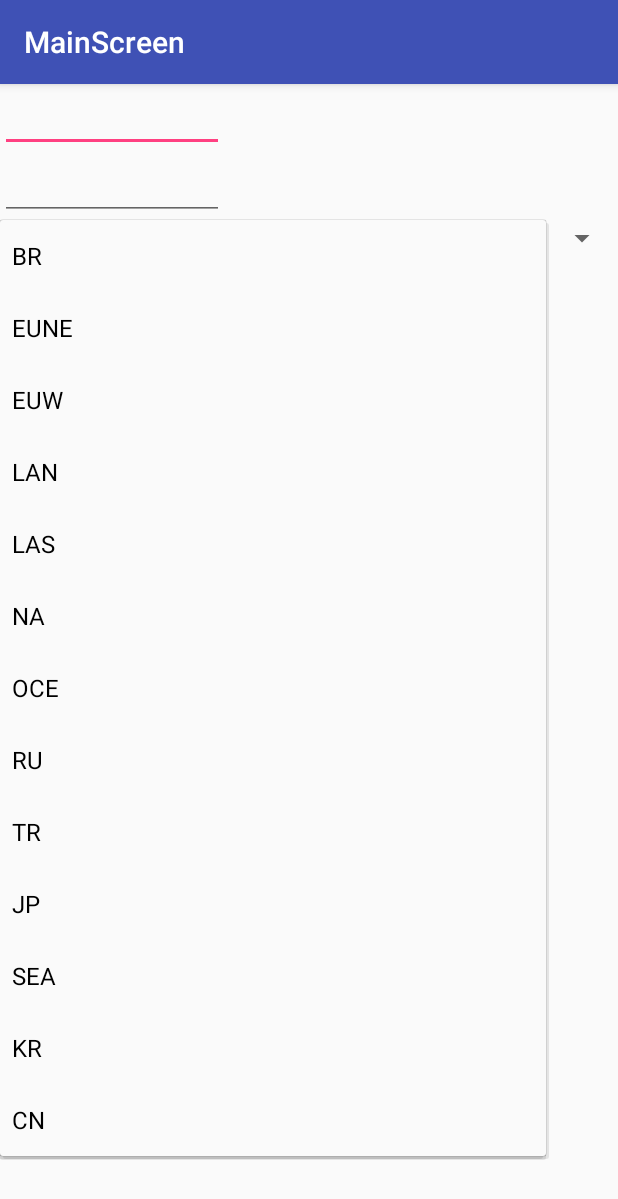
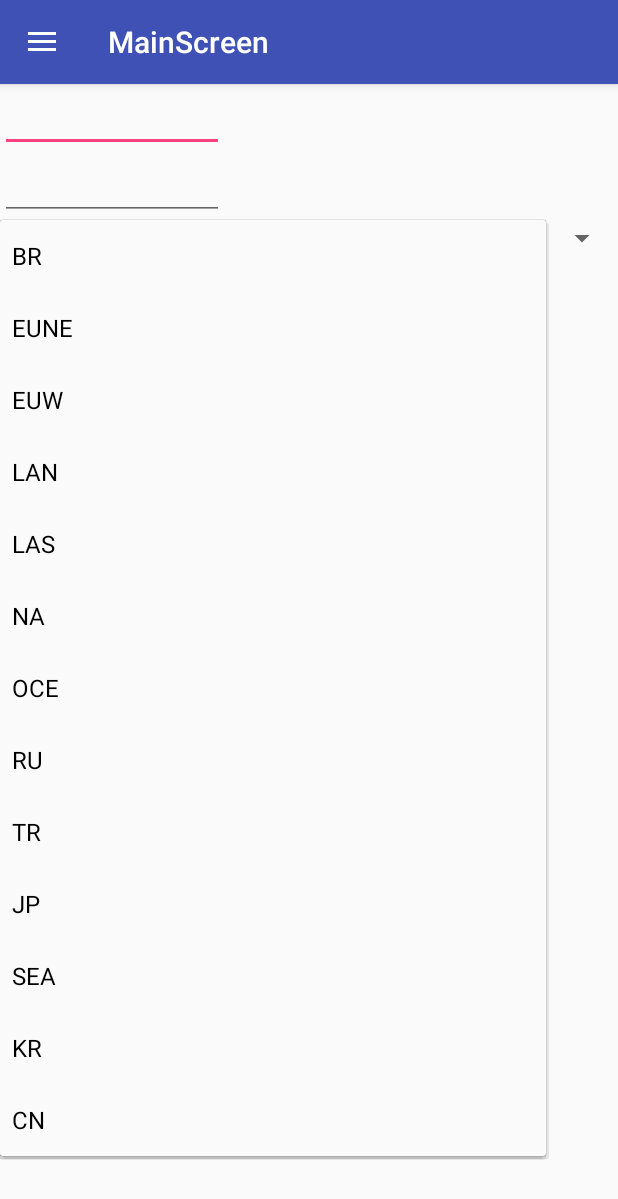
Before and after one commit to stanley9966/Boost, an Android app: the screen it shows after launch (MainScreenActivity), after a tap on "BR", on a phone screen of 412 x 824 dp. Shown: the top 1199 px of the screen. Run offline under Robolectric (Android 15) with nearby library versions, the phone set to English and light mode, and no system bars.

Commit message:
Implemented NavigationView with Hamburger Icon/Arrow

```diff
--- a/app/build.gradle
+++ b/app/build.gradle
@@ -25,6 +25,7 @@ dependencies {
 
     compile 'com.android.support:recyclerview-v7:26.1.0'
     compile 'com.android.support:cardview-v7:26.1.0'
+    compile 'com.android.support:design:26.1.0'
 
     testImplementation 'junit:junit:4.12'
     androidTestImplementation 'com.android.support.test:runner:1.0.1'
--- a/app/src/main/java/com/example/android/boost/MainScreenActivity.java
+++ b/app/src/main/java/com/example/android/boost/MainScreenActivity.java
@@ -6,8 +6,13 @@ import android.content.Intent;
 import android.content.SharedPreferences;
 import android.net.Uri;
 import android.os.AsyncTask;
+import android.support.annotation.NonNull;
+import android.support.design.widget.NavigationView;
+import android.support.v4.widget.DrawerLayout;
+import android.support.v7.app.ActionBarDrawerToggle;
 import android.support.v7.app.AppCompatActivity;
 import android.os.Bundle;
+import android.view.MenuItem;
 import android.view.View;
 import android.widget.AdapterView;
 import android.widget.ArrayAdapter;
@@ -40,12 +45,15 @@ public class MainScreenActivity extends AppCompatActivity implements AdapterView
     private AutoCompleteTextView summ1Tv;
     private AutoCompleteTextView summ2Tv;
     private ProgressBar progressBar;
+    private NavigationView navigationView;
+    private DrawerLayout mdrawerLayout;
+    private ActionBarDrawerToggle mActionBarDrawerToggle;
 
     // STATIC DATA
     // final, TODO: change dynamically based on their input
     private static final String dataSet = "dataSet";
     private static final String URL_QUERY = "https://na1.api.riotgames.com/lol/summoner/v3/summoners/by-name/";
-    private static final String TEMP_API_KEY = "RGAPI-d34a8932-0d70-4324-8479-4763f049a994";
+    private static final String TEMP_API_KEY = "RGAPI-dc4ed6ee-c6c9-4edb-8437-26029a949165";
     private static String SUMMONER_NAME;
     private static String SECOND_SUMMONER_NAME;
 
@@ -61,6 +69,14 @@ public class MainScreenActivity extends AppCompatActivity implements AdapterView
     // Data for Summoner2
     static String mS2AccountID;
 
+
+    // called when clicking the hamburger
+    @Override
+    public boolean onOptionsItemSelected(MenuItem item) {
+        mActionBarDrawerToggle.onOptionsItemSelected(item);
+        return super.onOptionsItemSelected(item);
+    }
+
     /**
      * creates the mainScreenAcitivity, creates the button and links it
      * @param savedInstanceState performs the query to riot api
@@ -69,6 +85,48 @@ public class MainScreenActivity extends AppCompatActivity implements AdapterView
     protected void onCreate(Bundle savedInstanceState) {
         super.onCreate(savedInstanceState);
         setContentView(R.layout.activity_main_screen);
+
+        // setting up navigationdrawer, item selected listener and drawerLayout
+        navigationView = findViewById(R.id.navigation);
+        mdrawerLayout = findViewById(R.id.drawer_layout);
+        mActionBarDrawerToggle = new ActionBarDrawerToggle(
+                this,
+                mdrawerLayout,
+                R.string.navigation_drawer_open,
+                R.string.navigation_drawer_close) {
+
+
+            // changing the titles
+            @Override
+            public void onDrawerOpened(View drawerView) {
+                super.onDrawerOpened(drawerView);
+                getSupportActionBar().setTitle("Settings");
+            }
+
+            @Override
+            public void onDrawerClosed(View drawerView) {
+                super.onDrawerClosed(drawerView);
+                getSupportActionBar().setTitle("MainScreen");
+            }
+        };
+
+
+        navigationView.setNavigationItemSelectedListener(
+                new NavigationView.OnNavigationItemSelectedListener() {
+                    @Override
+                    public boolean onNavigationItemSelected(@NonNull MenuItem item) {
+                        mdrawerLayout.closeDrawers();      // just closing the drawers right now
+                        return true;
+                    }
+                }
+        );
+        // setting the drawer toggle as the listener
+        mdrawerLayout.addDrawerListener(mActionBarDrawerToggle);
+
+        getSupportActionBar().setDisplayHomeAsUpEnabled(true);
+        getSupportActionBar().setHomeButtonEnabled(true);
+
+        mActionBarDrawerToggle.syncState();
 
         summ1Tv = findViewById(R.id.summoner_1_autocomplete);
         summ2Tv = findViewById(R.id.summoner_2_autocomplete);
--- a/app/src/main/res/layout/activity_main_screen.xml
+++ b/app/src/main/res/layout/activity_main_screen.xml
@@ -1,7 +1,14 @@
 <?xml version="1.0" encoding="utf-8"?>
-<LinearLayout xmlns:android="http://schemas.android.com/apk/res/android"
+<android.support.v4.widget.DrawerLayout xmlns:android="http://schemas.android.com/apk/res/android"
     xmlns:app="http://schemas.android.com/apk/res-auto"
     xmlns:tools="http://schemas.android.com/tools"
+    android:fitsSystemWindows="true"
+    android:id="@+id/drawer_layout"
+    android:layout_width="match_parent"
+    android:layout_height="match_parent">
+
+    <LinearLayout
+        android:id="@+id/main_content"
         android:layout_width="match_parent"
         android:layout_height="match_parent"
         android:orientation="vertical"
@@ -9,24 +16,24 @@
 
         <ProgressBar
             android:id="@+id/ProgressBar"
+            style="@style/Widget.AppCompat.ProgressBar.Horizontal"
+            android:layout_width="match_parent"
             android:layout_height="wrap_content"
-        android:layout_width="match_parent"
-        style="@style/Widget.AppCompat.ProgressBar.Horizontal"
+            android:layout_marginTop="-8dp"
             android:indeterminate="true"
-        android:layout_marginTop="-8dp"
-        android:visibility="gone"/>
+            android:visibility="gone" />
 
         <AutoCompleteTextView
             android:id="@+id/summoner_1_autocomplete"
             android:layout_width="wrap_content"
             android:layout_height="wrap_content"
-        android:ems="7"/>
+            android:ems="7" />
 
         <AutoCompleteTextView
             android:id="@+id/summoner_2_autocomplete"
             android:layout_width="wrap_content"
             android:layout_height="wrap_content"
-        android:ems="7"/>
+            android:ems="7" />
 
         <Spinner
             android:id="@+id/servers"
@@ -39,5 +46,15 @@
             android:layout_width="wrap_content"
             android:layout_height="wrap_content"
             android:text="@string/compare_button" />
+    </LinearLayout>
 
-</LinearLayout>
+    <android.support.design.widget.NavigationView
+        android:id="@+id/navigation"
+        android:layout_width="wrap_content"
+        android:layout_height="match_parent"
+        android:layout_gravity="start"
+        android:fitsSystemWindows="true"
+        app:menu="@menu/drawer_menu"
+        app:headerLayout="@layout/drawer_header" />
+
+</android.support.v4.widget.DrawerLayout>
--- /dev/null
+++ b/app/src/main/res/layout/drawer_header.xml
@@ -0,0 +1,17 @@
+<?xml version="1.0" encoding="utf-8"?>
+
+<LinearLayout xmlns:android="http://schemas.android.com/apk/res/android"
+    android:layout_width="match_parent"
+    android:layout_height="192dp"
+    android:background="?attr/colorPrimaryDark"
+    android:padding="16dp"
+    android:theme="@style/ThemeOverlay.AppCompat.Dark"
+    android:orientation="vertical"
+    android:gravity="bottom">
+
+    <TextView
+        android:layout_width="match_parent"
+        android:layout_height="wrap_content"
+        android:text="@string/stanley_zhang_s_app"
+        android:textAppearance="@style/TextAppearance.AppCompat.Body1"/>
+</LinearLayout>
--- /dev/null
+++ b/app/src/main/res/menu/drawer_menu.xml
@@ -0,0 +1,13 @@
+<?xml version="1.0" encoding="utf-8"?>
+<menu xmlns:android="http://schemas.android.com/apk/res/android">
+
+        <!-- add icons for both -->
+    <item
+        android:id="@+id/navigate_home"
+        android:title="@string/back_home" />
+
+    <item
+        android:id="@+id/settings"
+        android:title="@string/settings"/>
+
+</menu>
--- a/app/src/main/res/values/strings.xml
+++ b/app/src/main/res/values/strings.xml
@@ -6,6 +6,11 @@
     <string name="summoner_1">Summoner 1</string>
     <string name="summoner_2">Summoner 2</string>
     <string name="dataSet">dataSet</string>
+    <string name="back_home">Home</string>
+    <string name="settings">Settings</string>
+    <string name="stanley_zhang_s_app">Stanley Zhang\'s App!</string>
+    <string name="navigation_drawer_open">Drawer Open</string>
+    <string name="navigation_drawer_close">Drawer Closed</string>
 
     <string-array name="servers_array">
         <item>BR</item>
```
Also changed, not shown: app/src/main/res/drawable-hdpi/ic_nav_bar.png (added), app/src/main/res/drawable-mdpi/ic_nav_bar.png (added), app/src/main/res/drawable-xhdpi/ic_nav_bar.png (added), app/src/main/res/drawable-xxhdpi/ic_nav_bar.png (added). Lines whose indentation alone changed are shown as unchanged.
